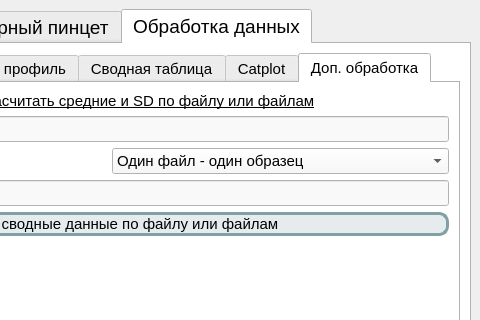
First picture: the form in ui_main.ui, repository Petr-Ermolinskiy/Laboratory-Data-Processing-App, before the edit; both pictures show x 263 to 743 and y 0 to 320 of the 743 by 760 pixel window.
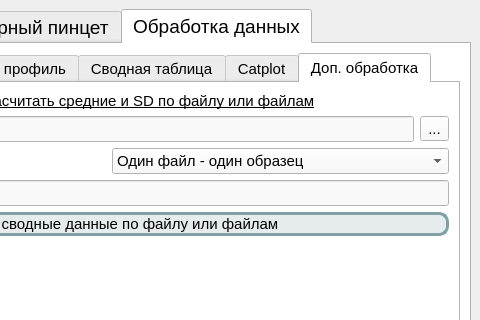
Second picture: the form after the edit. The open tabs and pages were chosen to show the change. Icons and pictures are not drawn.

The edit to the form file:
```diff
--- a/ui_main.ui
+++ b/ui_main.ui
@@ -9476,6 +9476,13 @@
                   </property>
                  </widget>
                 </item>
+                <item>
+                 <widget class="QToolButton" name="toolButton_RheoScan">
+                  <property name="text">
+                   <string>...</string>
+                  </property>
+                 </widget>
+                </item>
                </layout>
               </item>
               <item>
```
Left out of the diff: 4 changed lines with no effect on the pictures.
